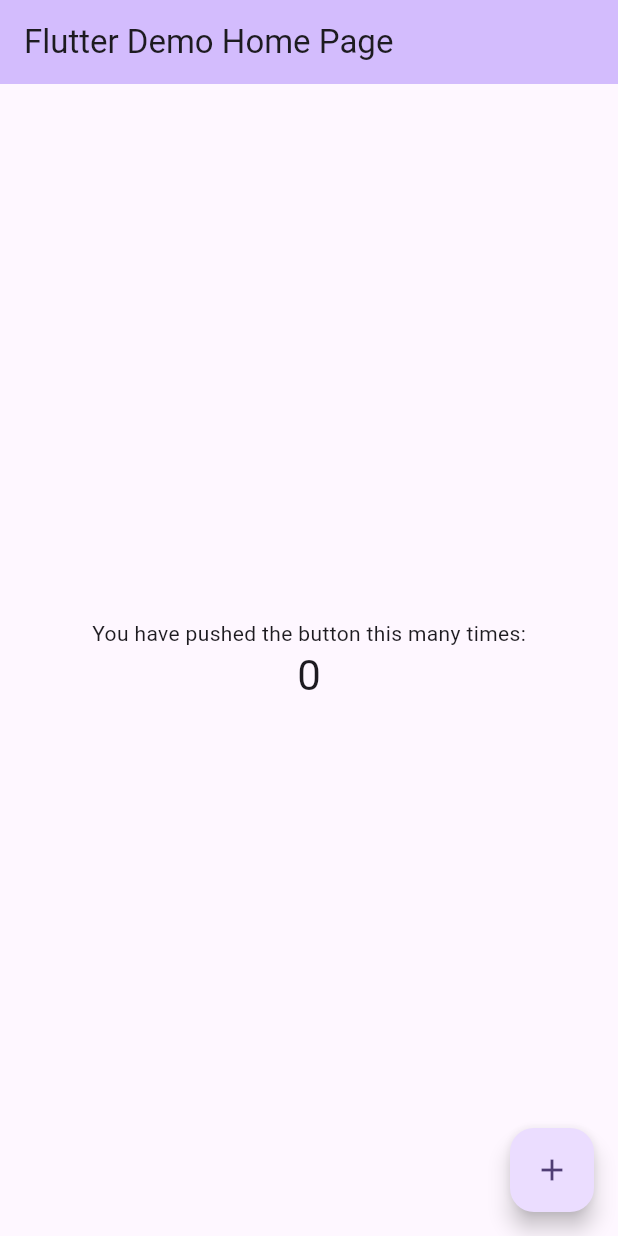
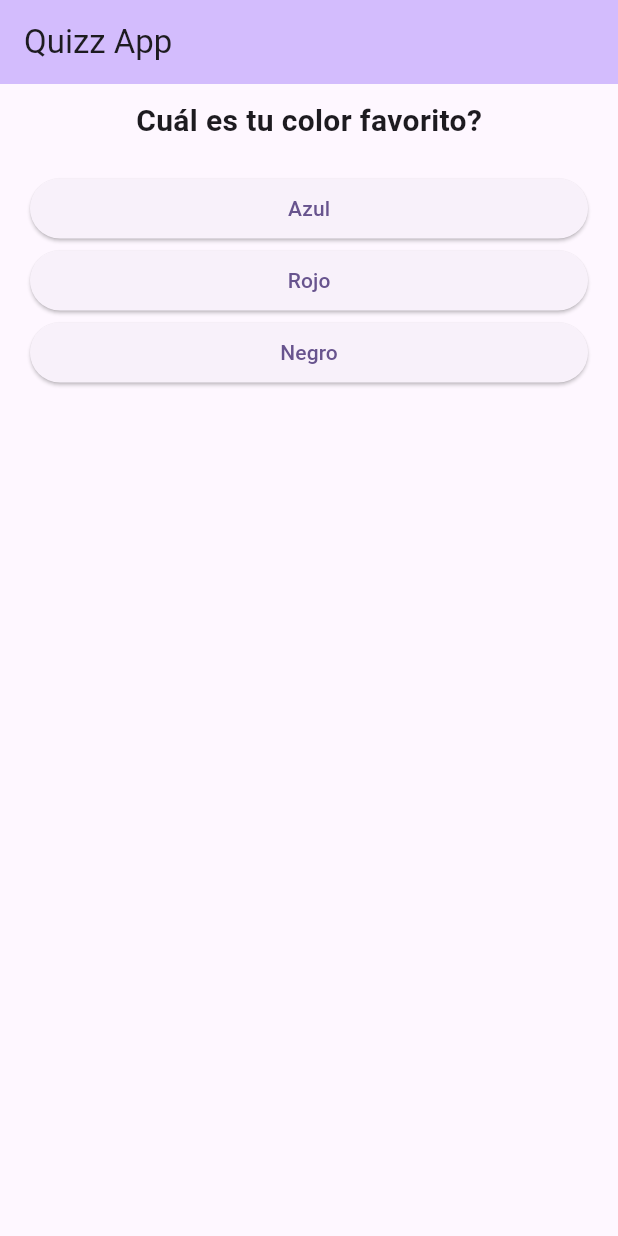
Before and after one commit to miguelgarcia96/FlutterQuizz, a Flutter app: the screen it shows after launch, on a phone screen of 412 x 824 dp. Run offline on Flutter 3.47's test engine with Material 3 defaults, Android fonts, the phone set to English and light mode, and no system bars.

```diff
--- a/quizapp/lib/main.dart
+++ b/quizapp/lib/main.dart
@@ -7,46 +7,21 @@ void main() {
 class MyApp extends StatelessWidget {
   const MyApp({super.key});
 
-  // This widget is the root of your application.
   @override
   Widget build(BuildContext context) {
     return MaterialApp(
       title: 'Flutter Demo',
       theme: ThemeData(
-        // This is the theme of your application.
-        //
-        // TRY THIS: Try running your application with "flutter run". You'll see
-        // the application has a purple toolbar. Then, without quitting the app,
-        // try changing the seedColor in the colorScheme below to Colors.green
-        // and then invoke "hot reload" (save your changes or press the "hot
-        // reload" button in a Flutter-supported IDE, or press "r" if you used
-        // the command line to start the app).
-        //
-        // Notice that the counter didn't reset back to zero; the application
-        // state is not lost during the reload. To reset the state, use hot
-        // restart instead.
-        //
-        // This works for code too, not just values: Most code changes can be
-        // tested with just a hot reload.
         colorScheme: ColorScheme.fromSeed(seedColor: Colors.deepPurple),
         useMaterial3: true,
       ),
-      home: const MyHomePage(title: 'Flutter Demo Home Page'),
+      home: const MyHomePage(title: 'Quizz App'),
     );
   }
 }
 
 class MyHomePage extends StatefulWidget {
   const MyHomePage({super.key, required this.title});
-
-  // This widget is the home page of your application. It is stateful, meaning
-  // that it has a State object (defined below) that contains fields that affect
-  // how it looks.
-
-  // This class is the configuration for the state. It holds the values (in this
-  // case the title) provided by the parent (in this case the App widget) and
-  // used by the build method of the State. Fields in a Widget subclass are
-  // always marked "final".
 
   final String title;
 
@@ -55,71 +30,64 @@ class MyHomePage extends StatefulWidget {
 }
 
 class _MyHomePageState extends State<MyHomePage> {
-  int _counter = 0;
+  int _questionIndex = 0;
 
-  void _incrementCounter() {
+  final questionsList = [
+    "Cuál es tu color favorito?",
+    "Cuál es tu animal favorito?",
+    "Cuál es tu comida favorita?",
+  ];
+
+  void _answerQuestion() {
+    print("DEBUG: Answered question tapped");
     setState(() {
-      // This call to setState tells the Flutter framework that something has
-      // changed in this State, which causes it to rerun the build method below
-      // so that the display can reflect the updated values. If we changed
-      // _counter without calling setState(), then the build method would not be
-      // called again, and so nothing would appear to happen.
-      _counter++;
+      _questionIndex++;
     });
   }
 
   @override
   Widget build(BuildContext context) {
-    // This method is rerun every time setState is called, for instance as done
-    // by the _incrementCounter method above.
-    //
-    // The Flutter framework has been optimized to make rerunning build methods
-    // fast, so that you can just rebuild anything that needs updating rather
-    // than having to individually change instances of widgets.
     return Scaffold(
       appBar: AppBar(
-        // TRY THIS: Try changing the color here to a specific color (to
-        // Colors.amber, perhaps?) and trigger a hot reload to see the AppBar
-        // change color while the other colors stay the same.
         backgroundColor: Theme.of(context).colorScheme.inversePrimary,
-        // Here we take the value from the MyHomePage object that was created by
-        // the App.build method, and use it to set our appbar title.
         title: Text(widget.title),
       ),
-      body: Center(
-        // Center is a layout widget. It takes a single child and positions it
-        // in the middle of the parent.
+      body: Container(
+        // color: Colors.red,
+        padding: EdgeInsets.symmetric(horizontal: 20, vertical: 10),
         child: Column(
-          // Column is also a layout widget. It takes a list of children and
-          // arranges them vertically. By default, it sizes itself to fit its
-          // children horizontally, and tries to be as tall as its parent.
-          //
-          // Column has various properties to control how it sizes itself and
-          // how it positions its children. Here we use mainAxisAlignment to
-          // center the children vertically; the main axis here is the vertical
-          // axis because Columns are vertical (the cross axis would be
-          // horizontal).
-          //
-          // TRY THIS: Invoke "debug painting" (choose the "Toggle Debug Paint"
-          // action in the IDE, or press "p" in the console), to see the
-          // wireframe for each widget.
-          mainAxisAlignment: MainAxisAlignment.center,
+          crossAxisAlignment: CrossAxisAlignment.stretch,
           children: <Widget>[
-            const Text(
-              'You have pushed the button this many times:',
+            Row(
+              mainAxisAlignment: MainAxisAlignment.center,
+              children: [
+                Text(
+                  questionsList[_questionIndex],
+                  style: TextStyle(
+                    fontSize: 20,
+                    fontWeight: FontWeight.bold,
+                  ),
+                ),
+              ],
             ),
-            Text(
-              '$_counter',
-              style: Theme.of(context).textTheme.headlineMedium,
+            SizedBox(height: 20),
+            ElevatedButton(
+              onPressed: _answerQuestion,
+              child: Text("Azul"),
+            ),
+            ElevatedButton(
+              onPressed: () {
+                _answerQuestion();
+              },
+              child: Text("Rojo"),
+            ),
+            ElevatedButton(
+              onPressed: () => _answerQuestion(),
+              child: Text("Negro"),
             ),
           ],
         ),
       ),
-      floatingActionButton: FloatingActionButton(
-        onPressed: _incrementCounter,
-        tooltip: 'Increment',
-        child: const Icon(Icons.add),
-      ), // This trailing comma makes auto-formatting nicer for build methods.
     );
   }
 }
```
